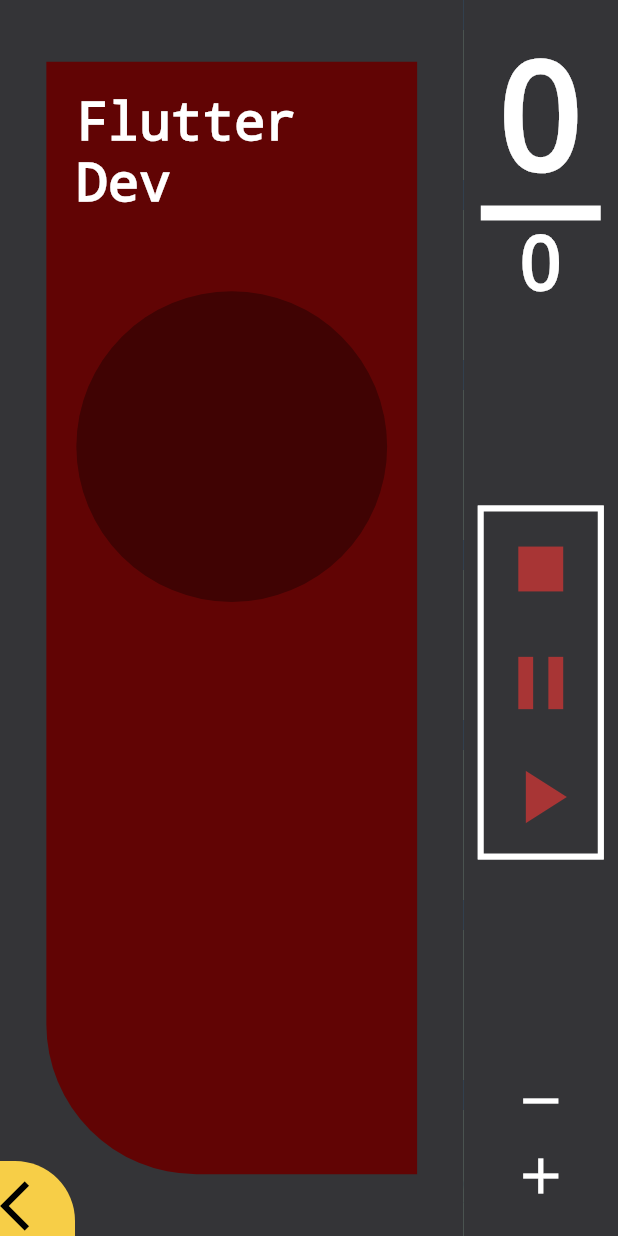
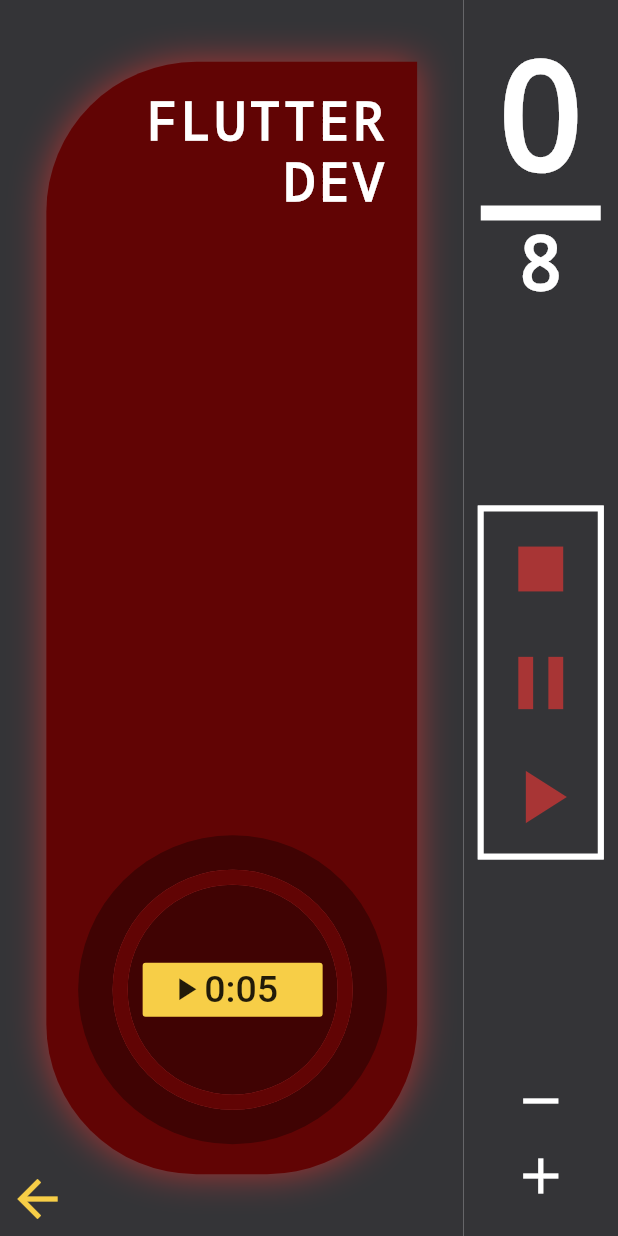
Before and after one commit to burhanhaq/ProductivePomo, a Flutter app: the screen it shows after launch, after a tap on an icon or button, on a phone screen of 412 x 824 dp. Run offline on Flutter 3.47's test engine with Material 2 defaults, Android fonts, the phone set to English and light mode, and no system bars.

Commit message:
Added a bit of page navigation, reworked clock a bit, and minor changes

```diff
--- /dev/null
+++ b/lib/clock.dart
@@ -0,0 +1,112 @@
+import 'dart:math' as math;
+
+import 'package:flutter/material.dart';
+import 'constants.dart';
+
+class Clock extends StatefulWidget {
+  @override
+  _ClockState createState() => _ClockState();
+}
+
+class _ClockState extends State<Clock> with SingleTickerProviderStateMixin {
+  AnimationController controller;
+
+  String get timerString {
+    Duration duration = controller.duration * (1 - controller.value);
+    return '${duration.inMinutes}:${(duration.inSeconds % 60).toString().padLeft(2, '0')}';
+  }
+
+  @override
+  void initState() {
+    super.initState();
+    controller = AnimationController(
+      vsync: this,
+      duration: Duration(seconds: 5),
+    );
+  }
+
+  IconData playIcon = Icons.play_arrow;
+
+  @override
+  Widget build(BuildContext context) {
+    return Stack(
+      alignment: Alignment.center,
+      children: <Widget>[
+        Container(
+          height: 150, width: 150,
+          child: AnimatedBuilder(
+            animation: controller,
+            builder: (BuildContext context, Widget child) {
+              return CustomPaint(
+                  painter: CustomTimerPainter(
+                animation: controller,
+                backgroundColor: red1,
+                color: red2,
+              ));
+            },
+          ),
+        ),
+        AnimatedBuilder(
+          animation: controller,
+          builder: (context, child) {
+            return Container(
+              width: 120,
+              child: FlatButton(
+                child: Row(
+                  children: <Widget>[
+                    Icon(playIcon, size: 25),
+                    Text(timerString, style: TextStyle(fontSize: 25.0)),
+                  ],
+                ),
+                color: Theme.of(context).primaryColor,
+                onPressed: () {
+                  print('Button pressed');
+                  setState(() {
+                    if (controller.isAnimating) {
+                      controller.stop();
+                      playIcon = Icons.play_arrow;
+                    } else {
+                      controller.forward(
+                          from:
+                          controller.value == 1.0 ? 0.0 : controller.value);
+                      playIcon = Icons.pause;
+                    }
+                  });
+                },
+              ),
+            );
+          },
+        ),
+      ],
+    );
+  }
+}
+
+class CustomTimerPainter extends CustomPainter {
+  final Animation<double> animation;
+  final Color backgroundColor, color;
+
+  CustomTimerPainter({this.animation, this.backgroundColor, this.color})
+      : super(repaint: animation);
+
+  @override
+  void paint(Canvas canvas, Size size) {
+    Paint paint = Paint()
+      ..color = backgroundColor
+      ..strokeWidth = 10.0
+      ..strokeCap = StrokeCap.butt
+      ..style = PaintingStyle.stroke;
+
+    canvas.drawCircle(size.center(Offset.zero), size.width / 2.0, paint);
+    paint.color = color;
+    double progress = (1 - animation.value) * 2 * math.pi;
+    canvas.drawArc(Offset.zero & size, math.pi * 1.5, -progress, false, paint);
+  }
+
+  @override
+  bool shouldRepaint(CustomTimerPainter old) {
+    return animation.value != old.animation.value ||
+        color != old.color ||
+        backgroundColor != old.backgroundColor;
+  }
+}
--- a/lib/custom_card.dart
+++ b/lib/custom_card.dart
@@ -1,4 +1,5 @@
 import 'package:flutter/material.dart';
+import 'package:pomodoro_app/second_screen.dart';
 
 import 'constants.dart';
 import 'card_state.dart';
@@ -58,6 +59,7 @@
       onTap: () {
         setState(() {
           print('Tapped: ${widget.title}');
+          Navigator.pushNamed(context, '/second');
         });
       },
       child: Transform.translate(
--- a/lib/home.dart
+++ b/lib/home.dart
@@ -1,7 +1,7 @@
 import 'package:flutter/cupertino.dart';
 import 'package:flutter/material.dart';
 
-import 'bottom_bar.dart';
+import 'clock.dart';
 import 'constants.dart';
 import 'custom_card.dart';
 import 'second_screen.dart';
@@ -65,7 +65,7 @@
                     },
                     child: Transform.translate(
                       offset: Offset(
-                          MediaQuery.of(context).size.width * 0.75 * 0, 0.0),
+                          MediaQuery.of(context).size.width * 1, 0.0),
                       child: SecondScreen(),
                     ),
                   ),
--- a/lib/main.dart
+++ b/lib/main.dart
@@ -2,6 +2,7 @@
 
 import 'home.dart';
 import 'constants.dart';
+import 'second_screen.dart';
 
 void main() => runApp(App());
 
@@ -15,7 +16,12 @@
         accentColor: grey,
 //        scaffoldBackgroundColor: Color(0xFF0A0E21),
       ),
-      home: Home(),
+//      home: Home(),
+      initialRoute: '/',
+      routes: {
+        '/': (context) => Home(),
+        '/second': (context) => SecondScreen(),
+      },
     );
   }
 }
--- a/lib/second_screen.dart
+++ b/lib/second_screen.dart
@@ -1,6 +1,8 @@
+import 'package:flutter/cupertino.dart';
 import 'package:flutter/material.dart';
 
 import 'constants.dart';
+import 'clock.dart';
 
 class SecondScreen extends StatelessWidget {
   @override
@@ -9,7 +11,6 @@
         child: Row(
       children: <Widget>[
         Container(
-          color: blue,
           width: MediaQuery.of(context).size.width * 0.75,
           child: Stack(
             alignment: Alignment.center,
@@ -19,37 +20,47 @@
                 decoration: BoxDecoration(
                   color: red2,
                   borderRadius: BorderRadius.only(
-//                    topRight: Radius.circular(50),
-//                    bottomRight: Radius.circular(50),
-//                    topLeft: Radius.circular(50),
+//                    topRight: Radius.circular(100),
+                    bottomRight: Radius.circular(100),
+                    topLeft: Radius.circular(100),
                     bottomLeft: Radius.circular(100),
                   ),
+                  boxShadow: [
+                    BoxShadow(
+                      color: red1,
+//                      offset: Offset(1.0, 2.0), //(x,y)
+                      blurRadius: 20.0,
+                    ),
+                  ],
                 ),
                 width: MediaQuery.of(context).size.width * 0.6,
                 height: MediaQuery.of(context).size.height * 0.9,
                 child: Padding(
-                  padding: EdgeInsets.all(20),
+                  padding: EdgeInsets.all(20.0),
                   child: Column(
-                    mainAxisAlignment: MainAxisAlignment.end,
+                    crossAxisAlignment: CrossAxisAlignment.end,
                     children: <Widget>[
                       Text(
-                        'Flutter Dev',
+                        'Flutter Dev'.toUpperCase(),
+                        textAlign: TextAlign.end,
                         maxLines: 2,
                         style: TextStyle(
+                          letterSpacing: 2,
                           fontSize: 35,
                           color: Colors.white,
                           decoration: TextDecoration.none,
                         ),
                       ),
+                      Expanded(child: Container()),
                       Container(
-                        width: MediaQuery.of(context).size.width * 0.75,
-                        height: MediaQuery.of(context).size.width * 0.75,
+                        width: MediaQuery.of(context).size.width * 0.5,
+                        height: MediaQuery.of(context).size.width * 0.5,
                         decoration: BoxDecoration(
                           color: red3,
                           shape: BoxShape.circle,
                         ),
+                        child: Clock(),
                       ),
-                      Expanded(child: Container()),
                     ],
                   ),
                 ),
@@ -60,22 +71,27 @@
                   Row(
                     mainAxisAlignment: MainAxisAlignment.start,
                     children: <Widget>[
-                      Container(
+                      Opacity(
+                        opacity: 1.0,
+                        child: Container(
                           height: 50,
                           width: 50,
                           decoration: BoxDecoration(
-                          color: yellow,
+//                            color: yellow,
                             borderRadius: BorderRadius.only(
                                 topRight: Radius.circular(40)),
 //                          shape: BoxShape.circle,
 //                                      color: Colors.white,
                           ),
-                        child: Transform.translate(
-                          offset: Offset(-5, 5),
+                          child: GestureDetector(
+                            onTap: () {
+                              Navigator.pop(context);
+                            },
                             child: Icon(
-                            Icons.arrow_back_ios,
+                              Icons.arrow_back,
                               size: 40,
-                            color: Colors.black,
+                              color: yellow,
+                            ),
                           ),
                         ),
                       ),
@@ -106,7 +122,7 @@
                     ),
                     Container(height: 10, width: 80, color: Colors.white),
                     Text(
-                      '0',
+                      '8',
                       style: TextStyle(
                         color: Colors.white,
                         fontSize: 50,
```
Also changed, not shown: lib/bottom_bar.dart (deleted, +0 -131 lines). Lines whose indentation alone changed are shown as unchanged.
